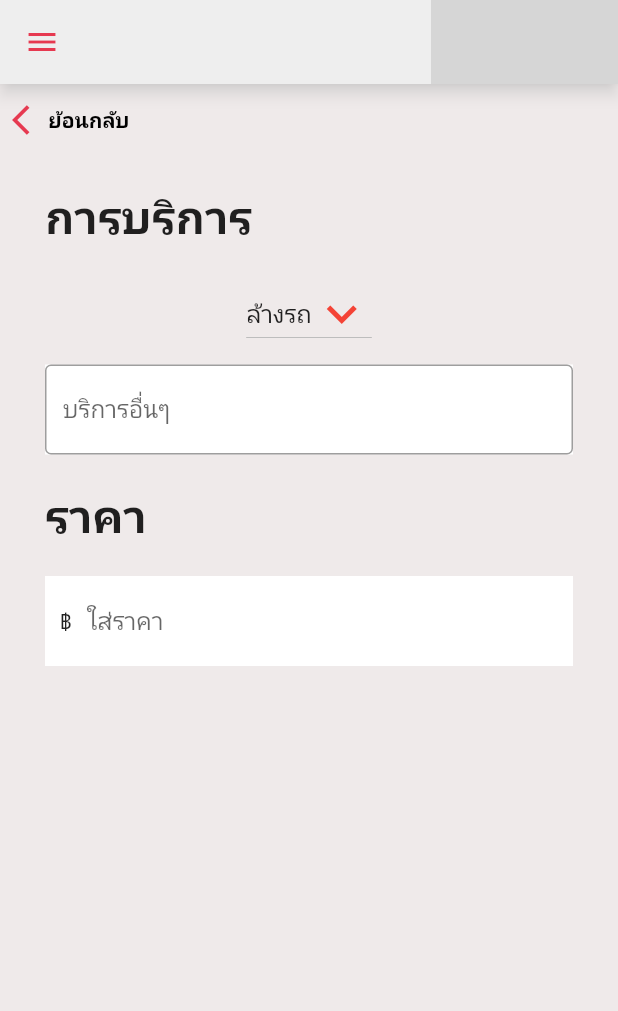
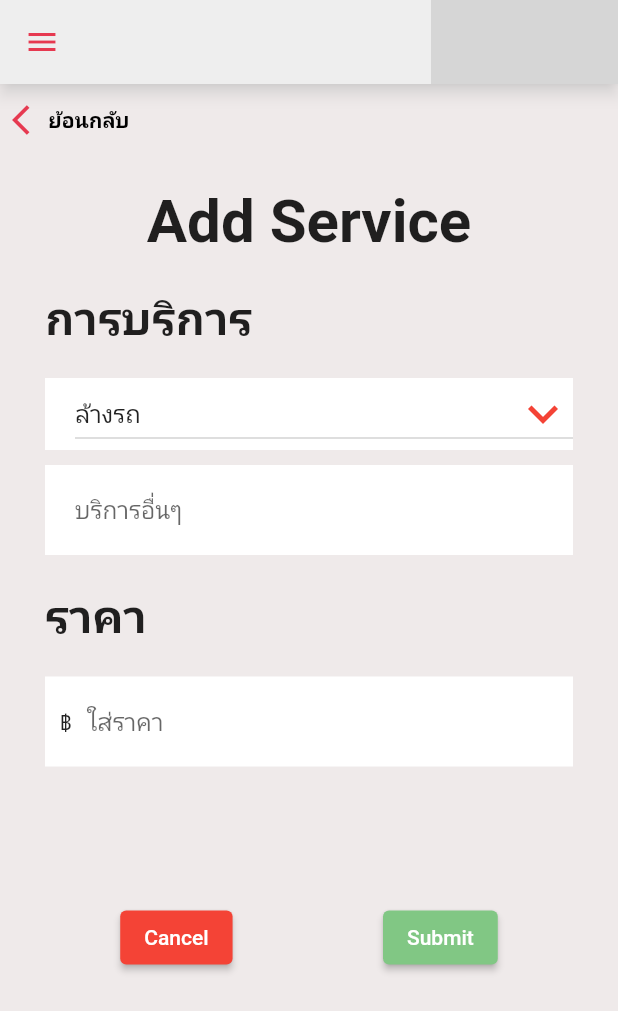
Before and after one commit to LoveYou-5555/WashOut, a Flutter app: the screen it shows after launch, on a phone screen of 412 x 824 dp. Shown: the top 1011 px of the screen. Run offline on Flutter 3.47's test engine with Material 2 defaults, Android fonts, the light colour scheme and no system bars; grey boxes are pictures that could not be loaded.

Commit message:
หน้า ui merchant

```diff
--- a/lib/screens/merchant/add_service_merchant_screen.dart
+++ b/lib/screens/merchant/add_service_merchant_screen.dart
@@ -2,6 +2,7 @@
 
 import 'package:flutter/material.dart';
 import 'package:washout/Widgets/general/custom_appbar.dart';
+import 'package:washout/Widgets/general/custom_button.dart';
 import 'package:washout/Widgets/general/custom_drawer.dart';
 import 'package:washout/configs/app_color.dart';
 import 'package:washout/screens/general/app_entry.dart';
@@ -22,6 +23,7 @@ class _AddServiceMerchantScreenState extends State<AddServiceMerchantScreen> {
   @override
   Widget build(BuildContext context) {
     return Scaffold(
+
       backgroundColor: Color(0xFFEFEAEA),
       appBar: CustomAppBar(
         isMerchant: true,
@@ -37,7 +39,8 @@ class _AddServiceMerchantScreenState extends State<AddServiceMerchantScreen> {
               .pushNamedAndRemoveUntil(AppEntry.routeName, (route) => false);
         },
       ),
-      body: Column(
+      body: SingleChildScrollView(
+        child: Column(
           children: [
             TextButton(
               onPressed: () {
@@ -62,9 +65,9 @@ class _AddServiceMerchantScreenState extends State<AddServiceMerchantScreen> {
             Container(
               height: 20,
             ),
-          Expanded(
-            flex: 771,
-            child: Padding(
+            Text('Add Service',style: TextStyle(fontSize: 40, fontWeight: FontWeight.bold),),
+            Container(height: 20,),
+            Padding(
               padding: const EdgeInsets.symmetric(horizontal: 30.0),
               child: Container(
                 child: Column(
@@ -79,7 +82,13 @@ class _AddServiceMerchantScreenState extends State<AddServiceMerchantScreen> {
                     Container(
                       height: 20,
                     ),
-                    DropdownButton(
+                    Row(
+                      children: [
+                        Expanded(
+                          child: Container(
+                            padding: EdgeInsets.only(left: 20),
+                            child: DropdownButton(
+                              isExpanded: true,
                               iconEnabledColor: Colors.red,
                               iconSize: 40,
                               dropdownColor: Colors.white,
@@ -101,19 +110,40 @@ class _AddServiceMerchantScreenState extends State<AddServiceMerchantScreen> {
                                   }
                                 });
                               },
+
+                            ),
+                            color: Colors.white,
+                          ),
+                        ),
+                      ],
                     ),
                     Container(
                       height: 10,
                     ),
-                    Container(
+                    Row(
+                      children: [
+                        Expanded(
+                          child: Container(
+                            child: Row(
+                              children: [
+                                SizedBox(
+                                  width: 20,
+                                ),
+                                Expanded(
                                   child: TextField(
                                     decoration: InputDecoration(
-                          border: OutlineInputBorder(),
+                                      border: InputBorder.none,
                                       hintText: 'บริการอื่นๆ',
                                     ),
                                   ),
+                                ),
+                              ],
+                            ),
                             color: Colors.white,
                             height: 60,
+                          ),
+                        ),
+                      ],
                     ),
                     Container(
                       height: 20,
@@ -157,13 +187,29 @@ class _AddServiceMerchantScreenState extends State<AddServiceMerchantScreen> {
                         ),
                       ],
                     ),
+                    Container(height: 90,),
+                    Row(
+                      mainAxisAlignment: MainAxisAlignment.spaceAround,
+                      children: [
+                        CustomButton(
+                          onPressed: () {},
+                          text:'Cancel',
+                          color: Colors.red,
+                        ),
+                        CustomButton(
+                            onPressed: () {},
+                            text:'Submit',
+                            color: Colors.green[300],
+                          ),
                       ],
                     ),
+                  ],
                 ),
               ),
             ),
           ],
         ),
+      ),
     );
   }
 }
```
Also changed, not shown: lib/screens/merchant/history1_merchant_screen.dart (added, +202 -0 lines), lib/screens/merchant/service_merchant_screen.dart (+65 -46 lines), lib/Widgets/general/checkbox_option.dart (line endings or trailing spaces). Lines whose indentation alone changed are shown as unchanged.
